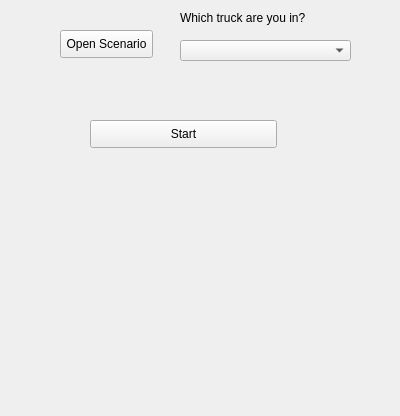
The window that Backupfiles/spatial_decision_dockwidget_base.ui (LaurensJN/2016_Group09_Beaufort) describes before a commit, drawn with Qt 5.
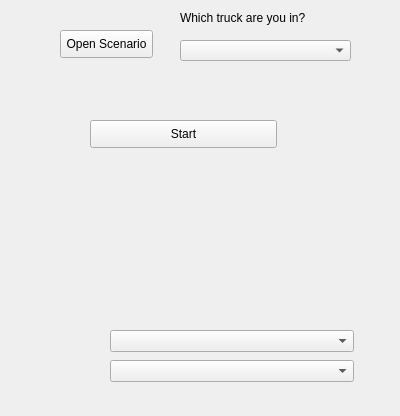
The same window after the commit.

```diff
--- a/Backupfiles/spatial_decision_dockwidget_base.ui
+++ b/Backupfiles/spatial_decision_dockwidget_base.ui
@@ -82,6 +82,26 @@
        <string>Which truck are you in?</string>
       </property>
      </widget>
+     <widget class="QComboBox" name="selectAttributeCombo">
+      <property name="geometry">
+       <rect>
+        <x>110</x>
+        <y>360</y>
+        <width>244</width>
+        <height>22</height>
+       </rect>
+      </property>
+     </widget>
+     <widget class="QComboBox" name="selectLayerCombo">
+      <property name="geometry">
+       <rect>
+        <x>110</x>
+        <y>330</y>
+        <width>244</width>
+        <height>22</height>
+       </rect>
+      </property>
+     </widget>
     </widget>
     <widget class="QWidget" name="page_2">
      <widget class="QPushButton" name="solved_incident">
```
